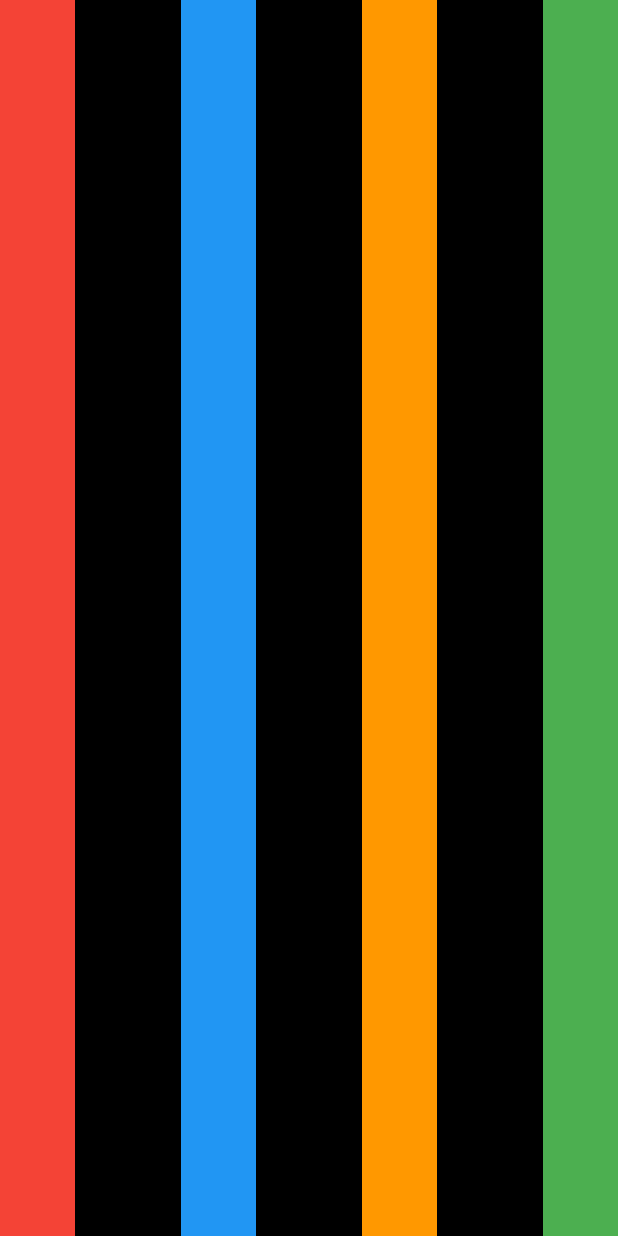
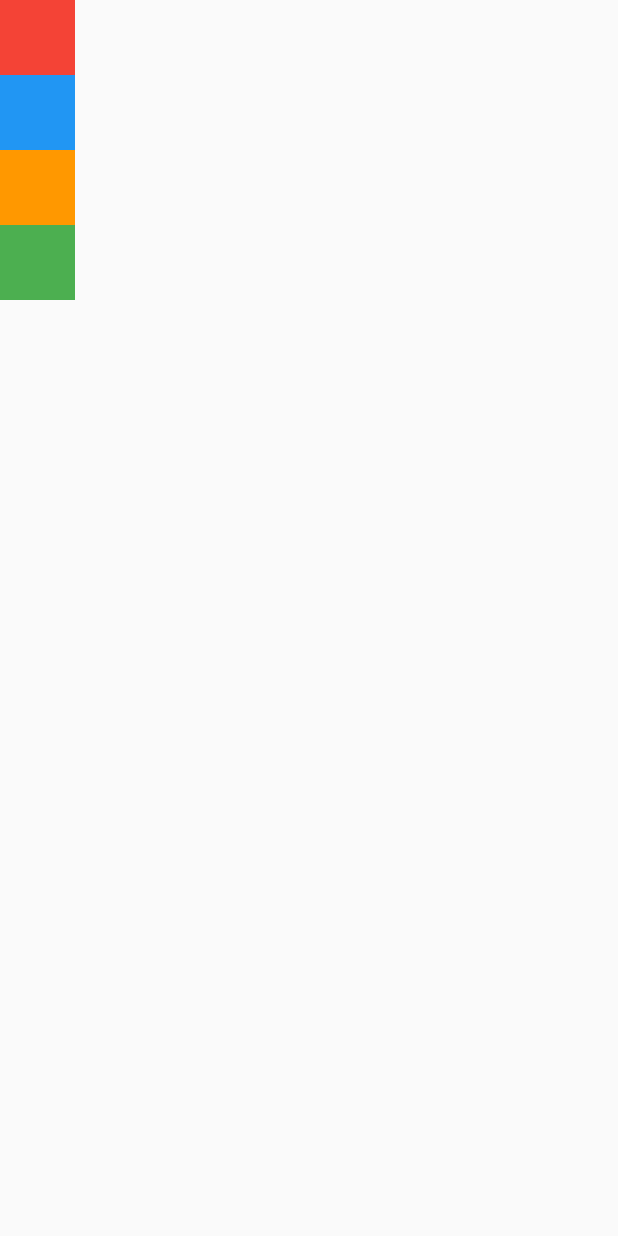
Before and after one commit to Jeffrey-Oh/flutter-row-and-column, a Flutter app: the screen it shows after launch, on a phone screen of 412 x 824 dp. Run offline on Flutter 3.47's test engine with Material 2 defaults, Android fonts, the phone set to English and light mode, and no system bars.

Commit message:
MainAxisSize 완전정복

```diff
--- a/lib/screen/home/home_screen.dart
+++ b/lib/screen/home/home_screen.dart
@@ -9,8 +9,7 @@ class HomeScreen extends StatelessWidget {
       body: SafeArea(
         child: Container(
           color: Colors.black,
-          height: MediaQuery.of(context).size.height,
-          child: Row(
+          child: Column(
             // MainAxisAlignment - 주축 정렬
             // start - 시작
             // end - 끝
@@ -19,13 +18,17 @@ class HomeScreen extends StatelessWidget {
             // spaceBetween - 위젯과 위젯의 사이가 동일하게 배치된다
             // spaceEvenly - 위젯을 같은 간격으로 배치하지만 끝과 끝에도
             //               위젯이 아닌 빈 간격으로 시작한다
-            mainAxisAlignment: MainAxisAlignment.spaceBetween,
+            mainAxisAlignment: MainAxisAlignment.start,
             // CrossAxisAlignment - 반대축 정렬
             // start - 시작
             // end - 끝
             // center - 가운데
             // stretch - 최대한으로 늘린다
-            crossAxisAlignment: CrossAxisAlignment.stretch,
+            crossAxisAlignment: CrossAxisAlignment.start,
+            // MainAxisSize - 주축 크기
+            // max - 최대
+            // min - 최소
+            mainAxisSize: MainAxisSize.min,
             children: [
               Container(
                 color: Colors.red,
```
Also changed, not shown: 1 other file.
